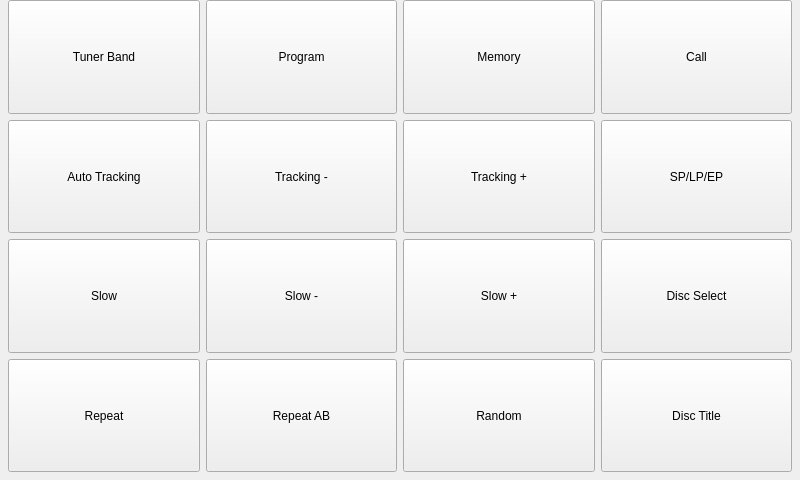
Before: the Qt Designer form forms/pirmedia2form.ui in jpietrzak8/Pierogi, drawn with Qt 5.
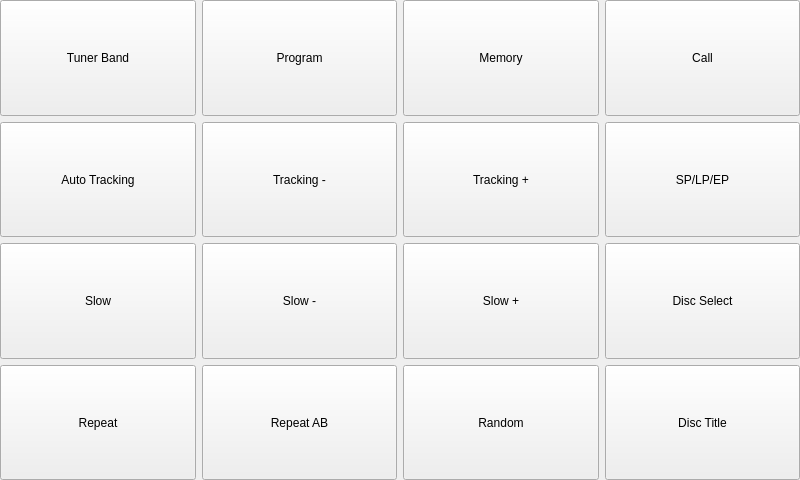
After: the same form once the commit is applied.

```diff
--- a/forms/pirmedia2form.ui
+++ b/forms/pirmedia2form.ui
@@ -14,18 +14,9 @@
    <string>Form</string>
   </property>
   <layout class="QGridLayout" name="gridLayout">
-   <property name="leftMargin">
-    <number>8</number>
-   </property>
-   <property name="topMargin">
+   <property name="margin">
     <number>0</number>
    </property>
-   <property name="rightMargin">
-    <number>8</number>
-   </property>
-   <property name="bottomMargin">
-    <number>8</number>
-   </property>
    <item row="0" column="0">
     <widget class="QPushButton" name="tunerBandButton">
      <property name="sizePolicy">
```
